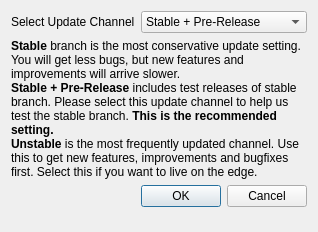
The window that res/client/update_settings.ui (FAForever/client) describes before a commit, drawn with Qt 5.
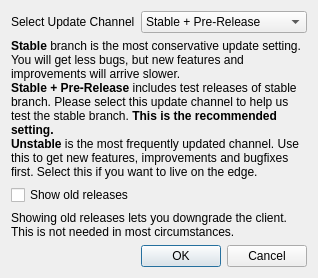
The same window after the commit.

Commit message:
Improve client updater UX
* Never show same version client already has as update
* Don't call old versions "updates"
* Don't show old versions by default

```diff
--- a/res/client/update_settings.ui
+++ b/res/client/update_settings.ui
@@ -2,6 +2,17 @@
 <ui version="4.0">
  <class>Dialog</class>
  <widget class="QDialog" name="Dialog">
+  <property name="windowModality">
+   <enum>Qt::WindowModal</enum>
+  </property>
+  <property name="geometry">
+   <rect>
+    <x>0</x>
+    <y>0</y>
+    <width>328</width>
+    <height>353</height>
+   </rect>
+  </property>
   <property name="sizePolicy">
    <sizepolicy hsizetype="Preferred" vsizetype="Minimum">
     <horstretch>0</horstretch>
@@ -12,6 +23,9 @@
    <string>Update Settings</string>
   </property>
   <layout class="QFormLayout" name="formLayout">
+   <property name="sizeConstraint">
+    <enum>QLayout::SetFixedSize</enum>
+   </property>
    <property name="fieldGrowthPolicy">
     <enum>QFormLayout::AllNonFixedFieldsGrow</enum>
    </property>
@@ -66,7 +80,30 @@
      </property>
     </widget>
    </item>
-   <item row="2" column="1">
+   <item row="8" column="0" colspan="2">
+    <widget class="QCheckBox" name="cbDowngrade">
+     <property name="text">
+      <string>Show old releases</string>
+     </property>
+    </widget>
+   </item>
+   <item row="9" column="0" colspan="2">
+    <widget class="QLabel" name="label_2">
+     <property name="sizePolicy">
+      <sizepolicy hsizetype="Minimum" vsizetype="Minimum">
+       <horstretch>0</horstretch>
+       <verstretch>0</verstretch>
+      </sizepolicy>
+     </property>
+     <property name="text">
+      <string>Showing old releases lets you downgrade the client. This is not needed in most circumstances.</string>
+     </property>
+     <property name="wordWrap">
+      <bool>true</bool>
+     </property>
+    </widget>
+   </item>
+   <item row="10" column="1">
     <widget class="QDialogButtonBox" name="buttonBox">
      <property name="orientation">
       <enum>Qt::Horizontal</enum>
```
Left out of the diff: 6 changed lines with no effect on the pictures. The commit also changes 3 other files.
